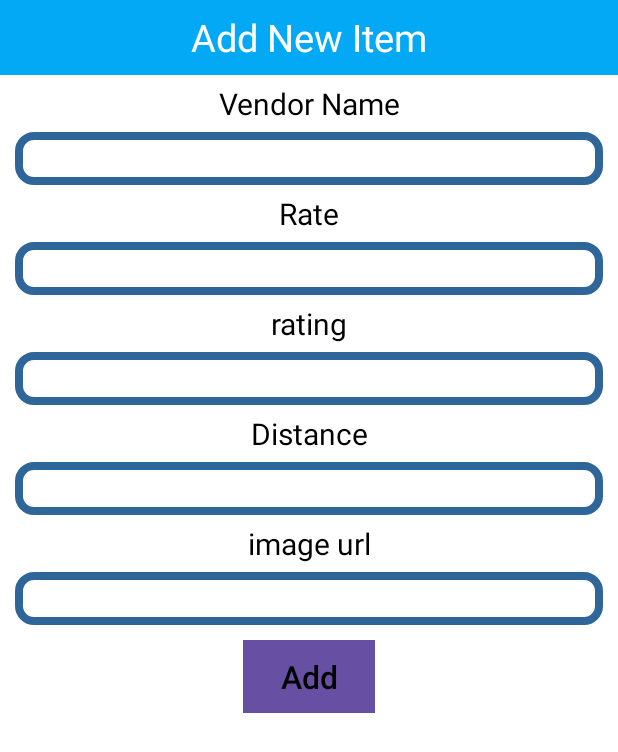
After one commit to Zohirul369/Service_venue_vendor, an Android app: the AddCarRent screen opened directly, with no data from a screen before it, on a phone screen of 412 x 824 dp. The commit adds this screen. Shown: the top 752 px of the screen. Run offline under Robolectric (Android 15) with nearby library versions, the phone set to English and light mode, and no system bars; our stand-ins replace Firebase (no records; nobody signed in at launch, a user with empty details on screens opened directly); Roboto replaces fonts that are not available here.

Commit message:
Car rent service complete update all work properly add and show

```diff
--- a/app/src/main/AndroidManifest.xml
+++ b/app/src/main/AndroidManifest.xml
@@ -17,12 +17,14 @@
         android:theme="@style/Theme.Service_Venue"
         tools:targetApi="31">
         <activity
+            android:name=".service.add.AddCarRent"
+            android:exported="false" />
+        <activity
             android:name=".viewOrder.ViewOrderSecondActivity"
             android:exported="false" />
         <activity
             android:name=".viewOrder.ViewOrderFirstActivity"
-            android:exported="false"/>
-
+            android:exported="false" />
         <activity
             android:name=".activity_main_professional"
             android:exported="false" />
--- a/app/src/main/java/com/example/service_venue/HelpFragment.java
+++ b/app/src/main/java/com/example/service_venue/HelpFragment.java
@@ -13,8 +13,6 @@ public class HelpFragment extends Fragment {
 
 
 
-
-
     @Override
     public View onCreateView(LayoutInflater inflater, ViewGroup container,
                              Bundle savedInstanceState) {
--- /dev/null
+++ b/app/src/main/java/com/example/service_venue/service/add/AddCarRent.java
@@ -0,0 +1,72 @@
+package com.example.service_venue.service.add;
+
+import android.os.Bundle;
+import android.view.View;
+import android.widget.Button;
+import android.widget.EditText;
+import android.widget.TextView;
+import android.widget.Toast;
+
+import androidx.annotation.NonNull;
+import androidx.appcompat.app.AppCompatActivity;
+
+import com.example.service_venue.R;
+import com.google.android.gms.tasks.OnFailureListener;
+import com.google.android.gms.tasks.OnSuccessListener;
+import com.google.firebase.database.FirebaseDatabase;
+
+import java.util.HashMap;
+import java.util.Map;
+
+public class AddCarRent extends AppCompatActivity {
+
+    TextView vname, rating, distance, rate, vimage;
+    Button btn_add;
+
+    @Override
+    protected void onCreate(Bundle savedInstanceState) {
+        super.onCreate(savedInstanceState);
+        setContentView(R.layout.activity_add_car_rent);
+
+        vname = (EditText)findViewById(R.id.vname);
+        rating = (EditText)findViewById(R.id.rating);
+        distance = (EditText)findViewById(R.id.distance);
+        rate = (EditText)findViewById(R.id.rate);
+        vimage = (EditText)findViewById(R.id.vimage);
+
+        btn_add = (Button)findViewById(R.id.btn_add);
+
+        btn_add.setOnClickListener(new View.OnClickListener() {
+            @Override
+            public void onClick(View v) {
+
+                insertData();
+            }
+        });
+    }
+
+    private void insertData(){
+        Map<String,Object> map = new HashMap<>();
+        map.put("vname",vname.getText().toString());
+        map.put("rating",rating.getText().toString());
+        map.put("rate",rate.getText().toString());
+        map.put("distance",distance.getText().toString());
+        map.put("vimage",vimage.getText().toString());
+
+        FirebaseDatabase.getInstance().getReference().child("carRentService").push()
+                .setValue(map)
+                .addOnSuccessListener(new OnSuccessListener<Void>() {
+                    @Override
+                    public void onSuccess(Void unused) {
+                        Toast.makeText(AddCarRent.this, "data Inserted Successfully", Toast.LENGTH_SHORT).show();
+                    }
+                })
+                .addOnFailureListener(new OnFailureListener() {
+                    @Override
+                    public void onFailure(@NonNull Exception e) {
+                        Toast.makeText(AddCarRent.this, "Error while Insertion ", Toast.LENGTH_SHORT).show();
+
+                    }
+                });
+    }
+}
--- /dev/null
+++ b/app/src/main/res/layout/activity_add_car_rent.xml
@@ -0,0 +1,146 @@
+<?xml version="1.0" encoding="utf-8"?>
+<LinearLayout xmlns:android="http://schemas.android.com/apk/res/android"
+    xmlns:tools="http://schemas.android.com/tools"
+    android:layout_width="match_parent"
+    android:layout_height="match_parent"
+    tools:context=".service.add.AddCarRent"
+    android:orientation="vertical"
+    android:background="@color/white">
+
+    <TextView
+        android:layout_width="match_parent"
+        android:layout_height="50dp"
+        android:text="Add New Item"
+        android:background="@color/blue"
+        android:textSize="25dp"
+        android:gravity="center"
+        android:textColor="#FFF"/>
+
+    <ScrollView
+        android:layout_width="match_parent"
+        android:layout_height="wrap_content">
+
+        <LinearLayout
+            android:layout_width="match_parent"
+            android:layout_height="match_parent"
+            android:orientation="vertical">
+
+            <TextView
+                android:layout_width="match_parent"
+                android:layout_height="wrap_content"
+                android:gravity="center"
+                android:textColor="@color/black"
+                android:textSize="20dp"
+                android:layout_marginTop="5dp"
+                android:layout_marginBottom="5dp"
+                android:text="Vendor Name"/>
+
+            <EditText
+                android:layout_width="match_parent"
+                android:layout_height="35dp"
+                android:layout_marginLeft="10dp"
+                android:layout_marginRight="10dp"
+                android:background="@drawable/rounded"
+                android:gravity="center"
+                android:textColor="@color/black"
+                android:id="@+id/vname"/>
+
+            <TextView
+                android:layout_width="match_parent"
+                android:layout_height="wrap_content"
+                android:gravity="center"
+                android:textColor="@color/black"
+                android:textSize="20dp"
+                android:layout_marginTop="5dp"
+                android:layout_marginBottom="5dp"
+                android:text="Rate"/>
+
+            <EditText
+                android:layout_width="match_parent"
+                android:layout_height="35dp"
+                android:layout_marginLeft="10dp"
+                android:layout_marginRight="10dp"
+                android:background="@drawable/rounded"
+                android:gravity="center"
+                android:textColor="@color/black"
+                android:id="@+id/rate"/>
+
+            <TextView
+                android:layout_width="match_parent"
+                android:layout_height="wrap_content"
+                android:gravity="center"
+                android:textColor="@color/black"
+                android:textSize="20dp"
+                android:layout_marginTop="5dp"
+                android:layout_marginBottom="5dp"
+                android:text="rating"/>
+
+            <EditText
+                android:layout_width="match_parent"
+                android:layout_height="35dp"
+                android:layout_marginLeft="10dp"
+                android:layout_marginRight="10dp"
+                android:background="@drawable/rounded"
+                android:gravity="center"
+                android:textColor="@color/black"
+                android:id="@+id/rating"/>
+
+            <TextView
+                android:layout_width="match_parent"
+                android:layout_height="wrap_content"
+                android:gravity="center"
+                android:textColor="@color/black"
+                android:textSize="20dp"
+                android:layout_marginTop="5dp"
+                android:layout_marginBottom="5dp"
+                android:text="Distance"/>
+
+            <EditText
+                android:layout_width="match_parent"
+                android:layout_height="35dp"
+                android:layout_marginLeft="10dp"
+                android:layout_marginRight="10dp"
+                android:background="@drawable/rounded"
+                android:gravity="center"
+                android:textColor="@color/black"
+                android:id="@+id/distance"/>
+
+            <TextView
+                android:layout_width="match_parent"
+                android:layout_height="wrap_content"
+                android:gravity="center"
+                android:textColor="@color/black"
+                android:textSize="20dp"
+                android:layout_marginTop="5dp"
+                android:layout_marginBottom="5dp"
+                android:text="image url"/>
+
+            <EditText
+                android:layout_width="match_parent"
+                android:layout_height="35dp"
+                android:layout_marginLeft="10dp"
+                android:layout_marginRight="10dp"
+                android:background="@drawable/rounded"
+                android:gravity="center"
+                android:textColor="@color/black"
+                android:id="@+id/vimage"/>
+
+            <Button
+                android:layout_width="wrap_content"
+                android:layout_height="wrap_content"
+                android:layout_marginRight="25dp"
+                android:layout_marginTop="10dp"
+                android:layout_marginLeft="25dp"
+                android:text="Add"
+                android:textSize="21dp"
+                android:textAllCaps="false"
+                android:textColor="@color/black"
+                android:background="@color/Green"
+                android:layout_gravity="center"
+                android:id="@+id/btn_add"/>
+        </LinearLayout>
+
+    </ScrollView>
+
+
+</LinearLayout>
```
Also changed, not shown: app/src/main/java/com/example/service_venue/ViewModel.java (+7 -7 lines), app/src/main/java/com/example/service_venue/adapter/CarRentAdapter.java (added, +62 -0 lines), app/src/main/java/com/example/service_venue/service/CarRentService.java (+49 -2 lines), app/src/main/res/layout/activity_car_rent_service.xml (+29 -127 lines), app/src/main/res/layout/main_items.xml (added, +113 -0 lines), app/src/main/res/layout/service_item.xml (added, +80 -0 lines).
